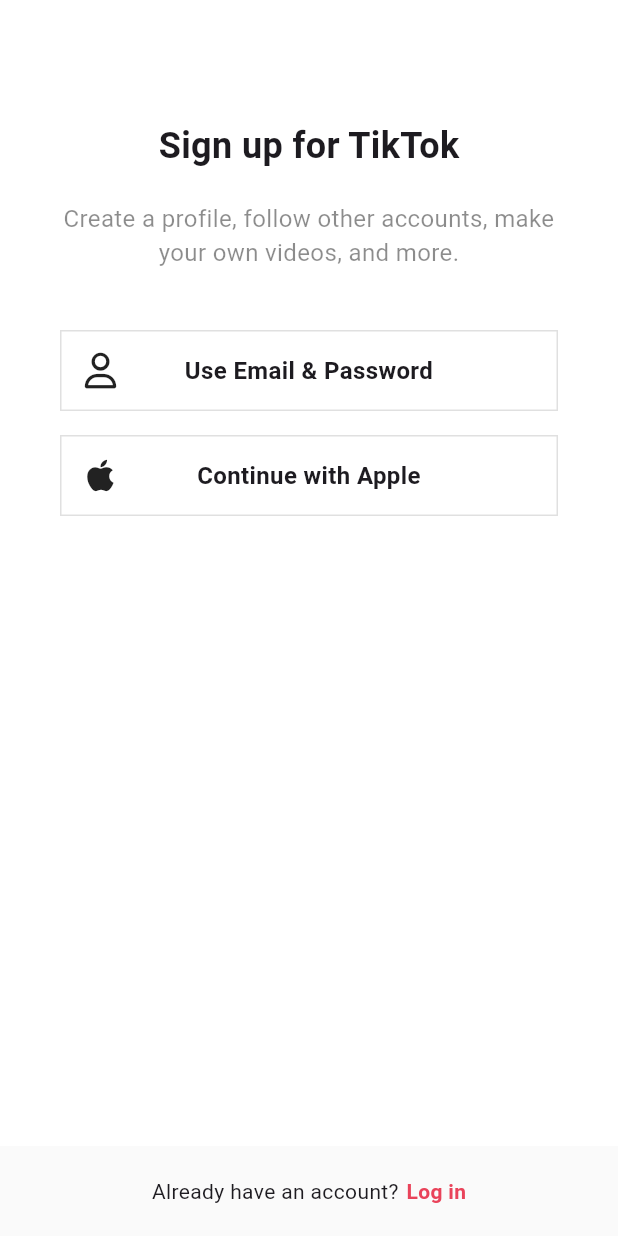
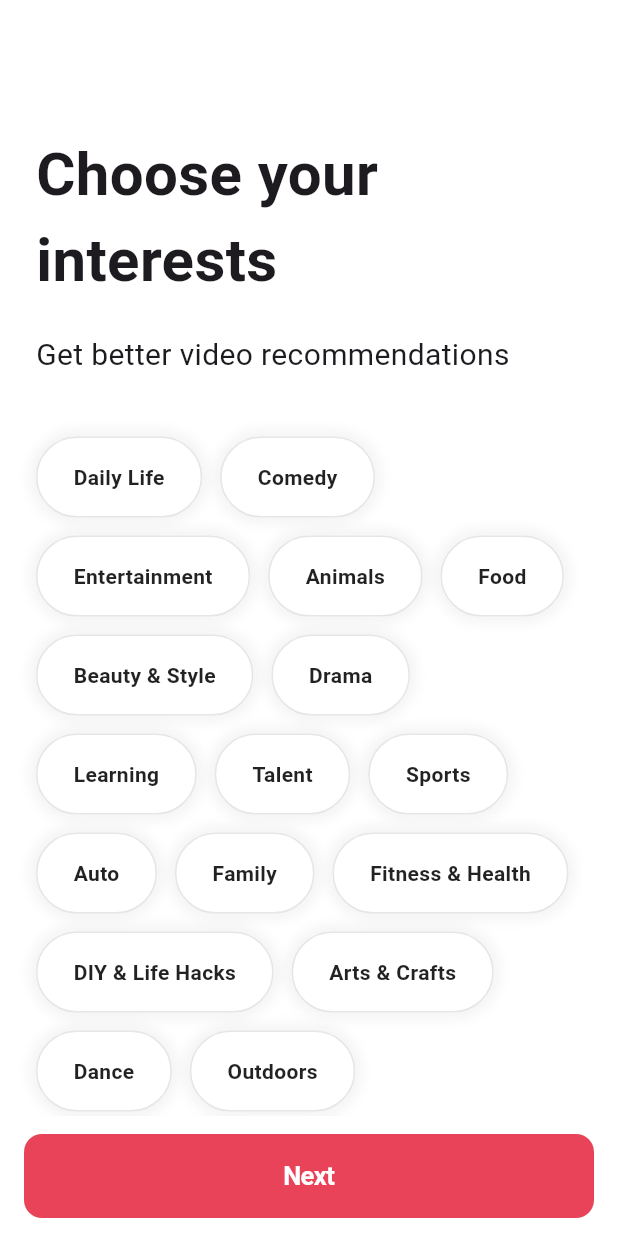
Before and after one commit to hchannni/flutter_tiktok_clone, a Flutter app: the screen it shows after launch, on a phone screen of 412 x 824 dp. Run offline on Flutter 3.47's test engine with Material 3 defaults, Android fonts, the phone set to English and light mode, and no system bars; our stand-ins replace font_awesome_flutter.

Commit message:
Feat: Interests Screen & Button 화면 구현 완료

```diff
--- a/lib/features/authentication/login_form_screen.dart
+++ b/lib/features/authentication/login_form_screen.dart
@@ -2,6 +2,7 @@
 import 'package:flutter_tiktok_clone/constants/gaps.dart';
 import 'package:flutter_tiktok_clone/constants/sizes.dart';
 import 'package:flutter_tiktok_clone/features/authentication/widgets/form_button.dart';
+import 'package:flutter_tiktok_clone/features/onboarding/interests_screen.dart';
 
 class LoginFormScreen extends StatefulWidget {
   const LoginFormScreen({super.key});
@@ -19,6 +20,12 @@
         // 반환값이 true이면, 에러가 없다는 뜻이다.
         // form을 save하면, 모든 필드에 onSaved 콜백 함수를 실행한다.
         _formKey.currentState!.save();
+
+        Navigator.of(context).push(
+          MaterialPageRoute(
+            builder: (context) => const InterestsScreen(),
+          ),
+        );
       }
     }
   }
--- /dev/null
+++ b/lib/features/onboarding/interests_screen.dart
@@ -0,0 +1,155 @@
+import 'package:flutter/cupertino.dart';
+import 'package:flutter/material.dart';
+import 'package:flutter_tiktok_clone/constants/gaps.dart';
+import 'package:flutter_tiktok_clone/constants/sizes.dart';
+import 'package:flutter_tiktok_clone/features/onboarding/widgets/interest_button.dart';
+
+const interests = [
+  "Daily Life",
+  "Comedy",
+  "Entertainment",
+  "Animals",
+  "Food",
+  "Beauty & Style",
+  "Drama",
+  "Learning",
+  "Talent",
+  "Sports",
+  "Auto",
+  "Family",
+  "Fitness & Health",
+  "DIY & Life Hacks",
+  "Arts & Crafts",
+  "Dance",
+  "Outdoors",
+  "Oddly Satisfying",
+  "Home & Garden",
+  "Daily Life",
+  "Comedy",
+  "Entertainment",
+  "Animals",
+  "Food",
+  "Beauty & Style",
+  "Drama",
+  "Learning",
+  "Talent",
+  "Sports",
+  "Auto",
+  "Family",
+  "Fitness & Health",
+  "DIY & Life Hacks",
+  "Arts & Crafts",
+  "Dance",
+  "Outdoors",
+  "Oddly Satisfying",
+  "Home & Garden",
+];
+
+class InterestsScreen extends StatefulWidget {
+  const InterestsScreen({super.key});
+
+  @override
+  State<InterestsScreen> createState() => _InterestsScreenState();
+}
+
+class _InterestsScreenState extends State<InterestsScreen> {
+  final ScrollController _scrollController = ScrollController();
+  bool _showTitle = false;
+
+  void _onScroll() {
+    if (_scrollController.offset > 100) {
+      if (_showTitle) return;
+      setState(() {
+        _showTitle = true;
+      });
+    } else {
+      setState(() {
+        _showTitle = false;
+      });
+    }
+  }
+
+  @override
+  void initState() {
+    super.initState();
+    _scrollController.addListener(_onScroll);
+  }
+
+  @override
+  void dispose() {
+    _scrollController.dispose();
+    super.dispose();
+  }
+
+  @override
+  Widget build(BuildContext context) {
+    return Scaffold(
+      appBar: AppBar(
+        surfaceTintColor: Colors.transparent,
+        title: AnimatedOpacity(
+          opacity: _showTitle ? 1 : 0,
+          duration: Duration(milliseconds: 300),
+          child: Text("Choose your interests"),
+        ),
+      ),
+      body: Scrollbar(
+        controller: _scrollController,
+        child: SingleChildScrollView(
+          controller: _scrollController,
+          child: Padding(
+            padding: EdgeInsets.only(
+              left: Sizes.size24,
+              right: Sizes.size24,
+              bottom: Sizes.size16,
+            ),
+            child: Column(
+              crossAxisAlignment: CrossAxisAlignment.start,
+              children: [
+                Gaps.v32,
+                Text(
+                  "Choose your interests",
+                  style: TextStyle(
+                    fontSize: Sizes.size40,
+                    fontWeight: FontWeight.bold,
+                  ),
+                ),
+                Gaps.v20,
+                Text(
+                  "Get better video recommendations",
+                  style: TextStyle(
+                    fontSize: Sizes.size20,
+                  ),
+                ),
+                Gaps.v40,
+                Wrap(
+                  runSpacing: Sizes.size12,
+                  spacing: Sizes.size12,
+                  children: [
+                    for (var interest in interests)
+                      // collection for 배웠던 개념을 활용한다.
+                      InterestButton(interest: interest),
+                  ],
+                ),
+              ],
+            ),
+          ),
+        ),
+      ),
+      bottomNavigationBar: BottomAppBar(
+        elevation: 1,
+        color: Colors.white,
+        child: CupertinoButton(
+          color: Theme.of(context).primaryColor,
+          onPressed: () {},
+          child: Text(
+            "Next",
+            style: TextStyle(
+              color: Colors.white,
+              fontWeight: FontWeight.w600,
+            ),
+          ),
+        ),
+      ),
+    );
+  }
+}
--- /dev/null
+++ b/lib/features/onboarding/widgets/interest_button.dart
@@ -0,0 +1,65 @@
+import 'package:flutter/material.dart';
+import 'package:flutter_tiktok_clone/constants/sizes.dart';
+
+class InterestButton extends StatefulWidget {
+  const InterestButton({
+    super.key,
+    required this.interest,
+  });
+
+  final String interest;
+
+  @override
+  State<InterestButton> createState() => _InterestButtonState();
+}
+
+class _InterestButtonState extends State<InterestButton> {
+  bool _isSelected = false;
+
+  void _onTap() {
+    setState(() {
+      _isSelected = !_isSelected;
+    });
+  }
+
+  @override
+  Widget build(BuildContext context) {
+    return GestureDetector(
+      onTap: _onTap,
+      child: AnimatedContainer(
+        // 클릭할 때마다, _isSelected에 맞게 배경색과 글자색 변경
+        // 그리고, 이때 애니메이선을 적용해서 부드럽게 전환되도록.
+        duration: Duration(milliseconds: 200), // 애니메이션의 지속시간
+        padding: EdgeInsets.symmetric(
+          vertical: Sizes.size16,
+          horizontal: Sizes.size24,
+        ),
+        decoration: BoxDecoration(
+          color: _isSelected
+              ? Theme.of(context).primaryColor
+              : Colors.white, // 이런 삼항연산자들이 바뀔 때 애니메이션이 적용된다.
+          border: Border.all(
+            color: Colors.black.withAlpha(25),
+          ),
+          borderRadius: BorderRadius.circular(
+            Sizes.size32,
+          ),
+          boxShadow: [
+            BoxShadow(
+              color: Colors.black.withAlpha(10),
+              blurRadius: 5,
+              spreadRadius: 5,
+            )
+          ],
+        ),
+        child: Text(
+          widget.interest,
+          style: TextStyle(
+            fontWeight: FontWeight.bold,
+            color: _isSelected ? Colors.white : Colors.black87,
+          ),
+        ),
+      ),
+    );
+  }
+}
--- a/lib/main.dart
+++ b/lib/main.dart
@@ -1,6 +1,7 @@
 import 'package:flutter/material.dart';
 import 'package:flutter_tiktok_clone/constants/sizes.dart';
-import 'package:flutter_tiktok_clone/features/authentication/sign_up_screen.dart';
+// import 'package:flutter_tiktok_clone/features/authentication/sign_up_screen.dart';
+import 'package:flutter_tiktok_clone/features/onboarding/interests_screen.dart';
 
 void main() {
   runApp(const TikTokApp());
@@ -28,7 +29,7 @@
           ),
         ),
       ),
-      home: SignUpScreen(),
+      home: InterestsScreen(),
     );
   }
 }
```
